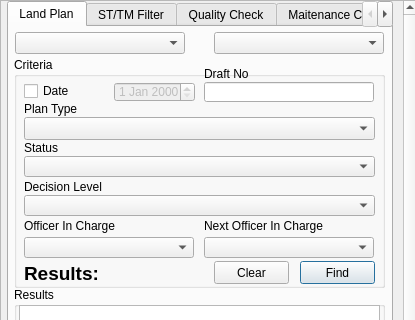
This is view/PlanNavigatorWidget.ui in teamlm2/lm2_mgis as Qt 5 draws it before an edit; both pictures show x 0 to 415 and y 0 to 320 of the 415 by 712 pixel window. The edited form follows.
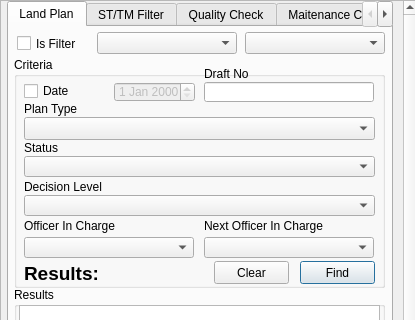
This is the edited form.

What changed in the file:
```diff
--- a/view/PlanNavigatorWidget.ui
+++ b/view/PlanNavigatorWidget.ui
@@ -403,9 +403,9 @@
        <widget class="QComboBox" name="working_l2_cbox">
         <property name="geometry">
          <rect>
-          <x>205</x>
+          <x>236</x>
           <y>5</y>
-          <width>170</width>
+          <width>140</width>
           <height>22</height>
          </rect>
         </property>
@@ -413,9 +413,9 @@
        <widget class="QComboBox" name="working_l1_cbox">
         <property name="geometry">
          <rect>
-          <x>6</x>
+          <x>88</x>
           <y>5</y>
-          <width>170</width>
+          <width>140</width>
           <height>22</height>
          </rect>
         </property>
@@ -448,6 +448,19 @@
          <bool>true</bool>
         </property>
        </widget>
+       <widget class="QCheckBox" name="is_filter_chbox">
+        <property name="geometry">
+         <rect>
+          <x>8</x>
+          <y>8</y>
+          <width>78</width>
+          <height>17</height>
+         </rect>
+        </property>
+        <property name="text">
+         <string>Is Filter</string>
+        </property>
+       </widget>
       </widget>
       <widget class="QWidget" name="st_tm_filter_tab">
        <attribute name="title">
```
